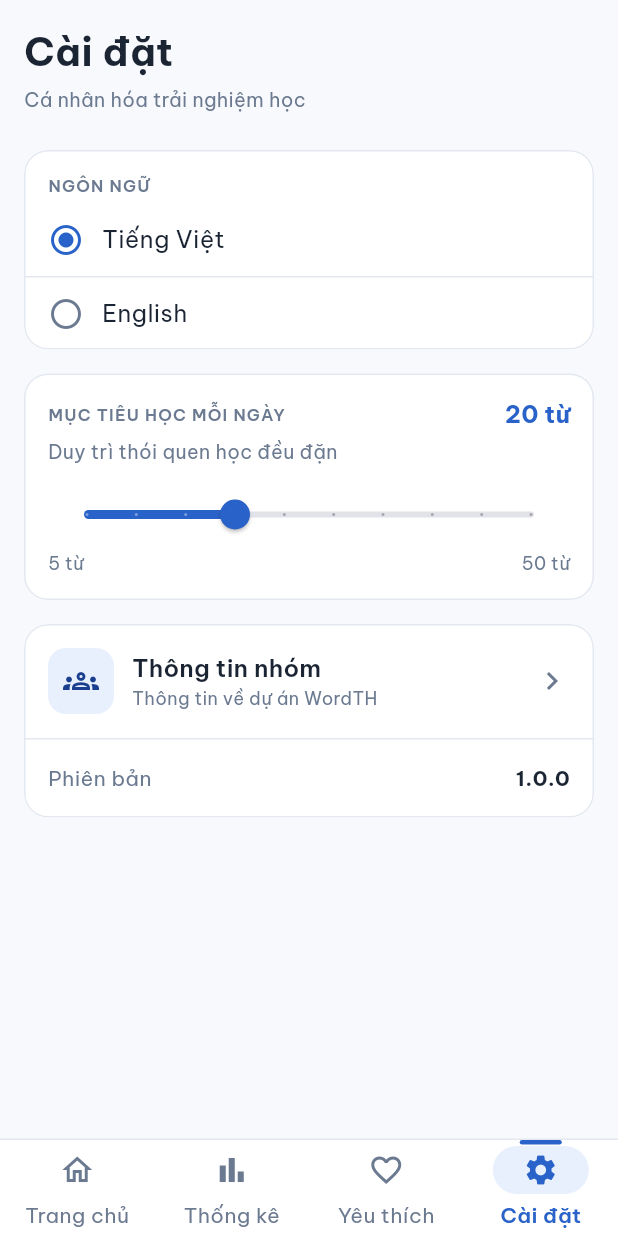
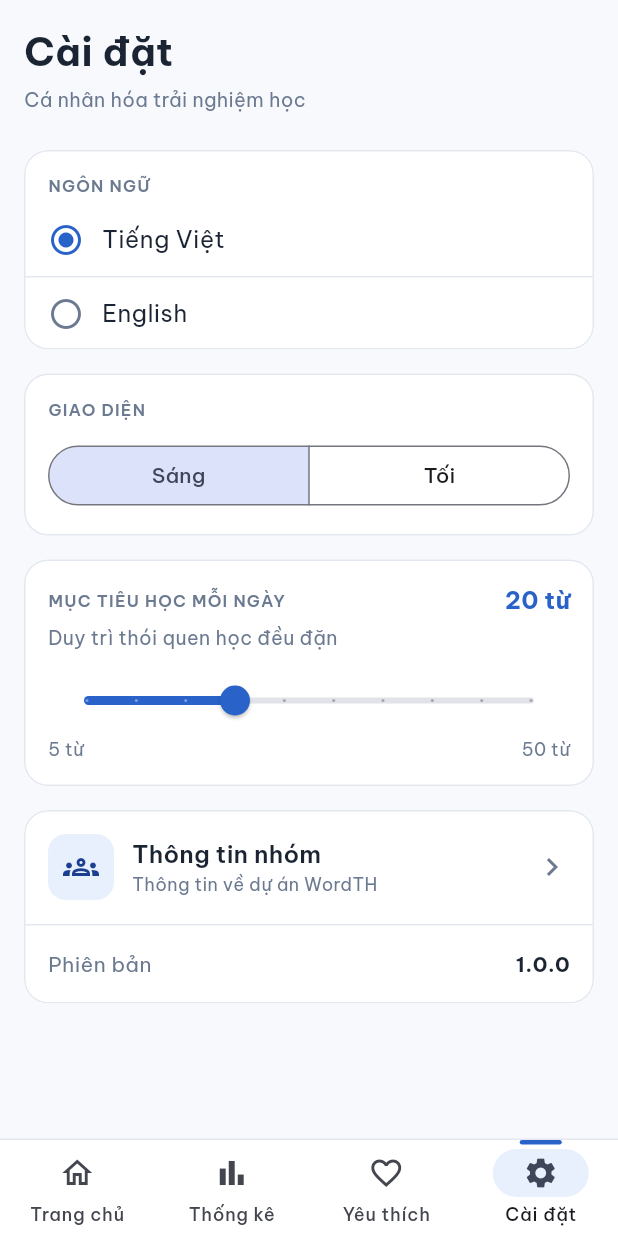
Before and after one commit to NguyenTrungHieu-23013003/2026_2027_1_1_LTTBDD_N01_Nhom_10, a Flutter app: the screen it shows after launch, item 4 of the bottom bar chosen, on a phone screen of 412 x 824 dp. Run offline on Flutter 3.47's test engine with Material 3 defaults, Android fonts, the phone set to English and light mode, and no system bars; our stand-ins replace fl_chart, flutter_svg.

Commit message:
thêm lựa chọn giao diện sáng tối

```diff
--- a/lib/app.dart
+++ b/lib/app.dart
@@ -1,7 +1,7 @@
 import 'package:flutter/material.dart';
 import 'package:provider/provider.dart';
 
-import 'core/theme/app_colors.dart';
+import 'core/theme/app_palette.dart';
 import 'core/theme/app_theme.dart';
 import 'l10n/app_localizations.dart';
 import 'providers/app_state.dart';
@@ -13,11 +13,14 @@ class WordThApp extends StatelessWidget {
   @override
   Widget build(BuildContext context) {
     final locale = context.select<AppState, Locale>((s) => s.locale);
+    final themeMode = context.select<AppState, ThemeMode>((s) => s.themeMode);
 
     return MaterialApp(
       title: 'WordTH',
       debugShowCheckedModeBanner: false,
       theme: AppTheme.light(),
+      darkTheme: AppTheme.dark(),
+      themeMode: themeMode,
       locale: locale,
       localizationsDelegates: AppLocalizations.localizationsDelegates,
       supportedLocales: AppLocalizations.supportedLocales,
@@ -25,7 +28,7 @@ class WordThApp extends StatelessWidget {
       builder: (context, child) {
         final size = MediaQuery.sizeOf(context);
         return ColoredBox(
-          color: AppColors.border,
+          color: context.colors.border,
           child: Center(
             child: SizedBox(
               width: size.width > 480 ? 480 : size.width,
--- a/lib/core/constants/app_info.dart
+++ b/lib/core/constants/app_info.dart
@@ -29,11 +29,11 @@ class AppInfo {
       email: '23013003@st.phenikaa-uni.edu.vn',
     ),
     Member(
-      fullName: 'Trần Thị B',
-      initials: 'TB',
-      studentId: '22123457',
+      fullName: 'Nguyễn Văn Hiệp',
+      initials: 'NVH',
+      studentId: '23010859',
       className: 'LTTBDD_N01',
-      email: '22123457@st.phenikaa-uni.edu.vn',
+      email: '23010859@st.phenikaa-uni.edu.vn',
     ),
   ];
 
--- /dev/null
+++ b/lib/core/theme/app_palette.dart
@@ -0,0 +1,84 @@
+import 'package:flutter/material.dart';
+
+/// Bộ màu thay đổi theo chế độ sáng hoặc tối.
+@immutable
+class AppPalette extends ThemeExtension<AppPalette> {
+  const AppPalette({
+    required this.background,
+    required this.surface,
+    required this.textPrimary,
+    required this.textSecondary,
+    required this.border,
+    required this.primaryLight,
+    required this.primaryDark,
+  });
+
+  final Color background;
+  final Color surface;
+  final Color textPrimary;
+  final Color textSecondary;
+  final Color border;
+  final Color primaryLight;
+  final Color primaryDark;
+
+  static const light = AppPalette(
+    background: Color(0xFFF7F9FC),
+    surface: Color(0xFFFFFFFF),
+    textPrimary: Color(0xFF1A2433),
+    textSecondary: Color(0xFF6B7A90),
+    border: Color(0xFFE3E8F0),
+    primaryLight: Color(0xFFE8F0FD),
+    primaryDark: Color(0xFF1B3F8F),
+  );
+
+  static const dark = AppPalette(
+    background: Color(0xFF0F1623),
+    surface: Color(0xFF1A2333),
+    textPrimary: Color(0xFFEAF0FA),
+    textSecondary: Color(0xFF9AA8BD),
+    border: Color(0xFF2A3548),
+    primaryLight: Color(0xFF1F3156),
+    primaryDark: Color(0xFFA9C4FF),
+  );
+
+  @override
+  AppPalette copyWith({
+    Color? background,
+    Color? surface,
+    Color? textPrimary,
+    Color? textSecondary,
+    Color? border,
+    Color? primaryLight,
+    Color? primaryDark,
+  }) {
+    return AppPalette(
+      background: background ?? this.background,
+      surface: surface ?? this.surface,
+      textPrimary: textPrimary ?? this.textPrimary,
+      textSecondary: textSecondary ?? this.textSecondary,
+      border: border ?? this.border,
+      primaryLight: primaryLight ?? this.primaryLight,
+      primaryDark: primaryDark ?? this.primaryDark,
+    );
+  }
+
+  @override
+  AppPalette lerp(ThemeExtension<AppPalette>? other, double t) {
+    if (other is! AppPalette) return this;
+    return AppPalette(
+      background: Color.lerp(background, other.background, t)!,
+      surface: Color.lerp(surface, other.surface, t)!,
+      textPrimary: Color.lerp(textPrimary, other.textPrimary, t)!,
+      textSecondary: Color.lerp(textSecondary, other.textSecondary, t)!,
+      border: Color.lerp(border, other.border, t)!,
+      primaryLight: Color.lerp(primaryLight, other.primaryLight, t)!,
+      primaryDark: Color.lerp(primaryDark, other.primaryDark, t)!,
+    );
+  }
+}
+
+/// Cách dùng trong màn hình: context.colors.surface, context.colors.border...
+extension AppPaletteContext on BuildContext {
+  AppPalette get colors =>
+      Theme.of(this).extension<AppPalette>() ?? AppPalette.light;
+}
--- a/lib/core/theme/app_theme.dart
+++ b/lib/core/theme/app_theme.dart
@@ -2,137 +2,106 @@ import 'package:flutter/material.dart';
 
 import '../constants/app_spacing.dart';
 import 'app_colors.dart';
+import 'app_palette.dart';
 
 class AppTheme {
   AppTheme._();
 
-  static ThemeData light() {
-    final pressOverlay = AppColors.primary.withValues(alpha: 0.12);
+  static ThemeData light() => _build(Brightness.light, AppPalette.light);
+
+  static ThemeData dark() => _build(Brightness.dark, AppPalette.dark);
+
+  static ThemeData _build(Brightness brightness, AppPalette palette) {
+    final isDark = brightness == Brightness.dark;
+
     final scheme = ColorScheme.fromSeed(
       seedColor: AppColors.primary,
-      primary: AppColors.primary,
+      brightness: brightness,
+      // Chế độ tối dùng xanh sáng hơn cho chữ và viền nút để dễ đọc.
+      primary: isDark ? const Color(0xFF6C9BFF) : AppColors.primary,
       secondary: AppColors.accent,
       error: AppColors.error,
-      surface: AppColors.surface,
+      surface: palette.surface,
     );
 
     final base = ThemeData(
       useMaterial3: true,
+      brightness: brightness,
       colorScheme: scheme,
       fontFamily: 'BeVietnamPro',
-      scaffoldBackgroundColor: AppColors.background,
+      scaffoldBackgroundColor: palette.background,
+      extensions: [palette],
     );
 
     return base.copyWith(
       textTheme: base.textTheme.apply(
-        bodyColor: AppColors.textPrimary,
-        displayColor: AppColors.textPrimary,
+        bodyColor: palette.textPrimary,
+        displayColor: palette.textPrimary,
       ),
-      appBarTheme: const AppBarTheme(
-        backgroundColor: AppColors.surface,
-        foregroundColor: AppColors.textPrimary,
+      appBarTheme: AppBarTheme(
+        backgroundColor: palette.surface,
+        foregroundColor: palette.textPrimary,
         elevation: 0,
         scrolledUnderElevation: 0,
         centerTitle: true,
       ),
       elevatedButtonTheme: ElevatedButtonThemeData(
-        style:
-            ElevatedButton.styleFrom(
-              backgroundColor: AppColors.primary,
-              foregroundColor: Colors.white,
-              minimumSize: const Size.fromHeight(52),
-              textStyle: const TextStyle(
-                fontSize: 16,
-                fontWeight: FontWeight.w600,
-              ),
-              animationDuration: const Duration(milliseconds: 140),
-              overlayColor: pressOverlay,
-              elevation: 2,
-              shape: RoundedRectangleBorder(
-                borderRadius: BorderRadius.circular(AppRadius.button),
-              ),
-            ).copyWith(
-              elevation: WidgetStateProperty.resolveWith<double>((states) {
-                if (states.contains(WidgetState.disabled) ||
-                    states.contains(WidgetState.pressed)) {
-                  return 0;
-                }
-                return states.contains(WidgetState.hovered) ? 4 : 2;
-              }),
-            ),
-      ),
-      outlinedButtonTheme: OutlinedButtonThemeData(
-        style: OutlinedButton.styleFrom(
-          foregroundColor: AppColors.primary,
-          minimumSize: const Size.fromHeight(48),
-          side: const BorderSide(color: AppColors.primary),
+        style: ElevatedButton.styleFrom(
+          backgroundColor: AppColors.primary,
+          foregroundColor: Colors.white,
+          minimumSize: const Size.fromHeight(52),
           textStyle: const TextStyle(fontSize: 16, fontWeight: FontWeight.w600),
-          animationDuration: const Duration(milliseconds: 140),
-          overlayColor: pressOverlay,
           shape: RoundedRectangleBorder(
             borderRadius: BorderRadius.circular(AppRadius.button),
           ),
         ),
       ),
-      textButtonTheme: TextButtonThemeData(
-        style: TextButton.styleFrom(
-          animationDuration: const Duration(milliseconds: 140),
-          overlayColor: pressOverlay,
-        ),
-      ),
-      iconButtonTheme: IconButtonThemeData(
-        style: IconButton.styleFrom(
-          animationDuration: const Duration(milliseconds: 140),
-          overlayColor: pressOverlay,
+      outlinedButtonTheme: OutlinedButtonThemeData(
+        style: OutlinedButton.styleFrom(
+          foregroundColor: scheme.primary,
+          minimumSize: const Size.fromHeight(48),
+          side: BorderSide(color: scheme.primary),
+          textStyle: const TextStyle(fontSize: 16, fontWeight: FontWeight.w600),
+          shape: RoundedRectangleBorder(
+            borderRadius: BorderRadius.circular(AppRadius.button),
+          ),
         ),
       ),
       cardTheme: CardThemeData(
-        color: AppColors.surface,
+        color: palette.surface,
         elevation: 0,
         margin: EdgeInsets.zero,
         shape: RoundedRectangleBorder(
           borderRadius: BorderRadius.circular(AppRadius.card),
-          side: const BorderSide(color: AppColors.border),
+          side: BorderSide(color: palette.border),
         ),
       ),
       inputDecorationTheme: InputDecorationTheme(
         filled: true,
-        fillColor: AppColors.surface,
+        fillColor: palette.surface,
         contentPadding: const EdgeInsets.symmetric(
           horizontal: AppSpacing.lg,
           vertical: AppSpacing.md,
         ),
         border: OutlineInputBorder(
           borderRadius: BorderRadius.circular(AppRadius.button),
-          borderSide: const BorderSide(color: AppColors.border),
+          borderSide: BorderSide(color: palette.border),
         ),
         enabledBorder: OutlineInputBorder(
           borderRadius: BorderRadius.circular(AppRadius.button),
-          borderSide: const BorderSide(color: AppColors.border),
+          borderSide: BorderSide(color: palette.border),
         ),
       ),
       navigationBarTheme: NavigationBarThemeData(
-        backgroundColor: AppColors.surface,
-        indicatorColor: AppColors.primaryLight,
+        backgroundColor: palette.surface,
+        indicatorColor: palette.primaryLight,
         height: 64,
         surfaceTintColor: Colors.transparent,
-        iconTheme: WidgetStateProperty.resolveWith<IconThemeData?>((states) {
-          return IconThemeData(
-            color: states.contains(WidgetState.selected)
-                ? AppColors.primary
-                : AppColors.textSecondary,
-          );
-        }),
-        labelTextStyle: WidgetStateProperty.resolveWith<TextStyle?>((states) {
-          return TextStyle(
-            color: states.contains(WidgetState.selected)
-                ? AppColors.primary
-                : AppColors.textSecondary,
-            fontWeight: states.contains(WidgetState.selected)
-                ? FontWeight.w600
-                : FontWeight.w400,
-          );
-        }),
+      ),
+      dividerTheme: DividerThemeData(color: palette.border),
+      bottomSheetTheme: BottomSheetThemeData(
+        backgroundColor: palette.surface,
+        surfaceTintColor: Colors.transparent,
       ),
     );
   }
--- a/lib/l10n/app_en.arb
+++ b/lib/l10n/app_en.arb
@@ -132,6 +132,9 @@
     }
   },
   "undo": "Undo",
+  "themeTitle": "Appearance",
+  "themeLight": "Light",
+  "themeDark": "Dark",
   "wordSetsTitle": "Word sets",
   "setsCount": "{count} sets",
   "@setsCount": {
--- a/lib/l10n/app_localizations.dart
+++ b/lib/l10n/app_localizations.dart
@@ -596,6 +596,24 @@ abstract class AppLocalizations {
   /// **'Hoàn tác'**
   String get undo;
 
+  /// No description provided for @themeTitle.
+  ///
+  /// In vi, this message translates to:
+  /// **'Giao diện'**
+  String get themeTitle;
+
+  /// No description provided for @themeLight.
+  ///
+  /// In vi, this message translates to:
+  /// **'Sáng'**
+  String get themeLight;
+
+  /// No description provided for @themeDark.
+  ///
+  /// In vi, this message translates to:
+  /// **'Tối'**
+  String get themeDark;
+
   /// No description provided for @wordSetsTitle.
   ///
   /// In vi, this message translates to:
--- a/lib/l10n/app_localizations_en.dart
+++ b/lib/l10n/app_localizations_en.dart
@@ -278,6 +278,15 @@ class AppLocalizationsEn extends AppLocalizations {
   String get undo => 'Undo';
 
   @override
+  String get themeTitle => 'Appearance';
+
+  @override
+  String get themeLight => 'Light';
+
+  @override
+  String get themeDark => 'Dark';
+
+  @override
   String get wordSetsTitle => 'Word sets';
 
   @override
--- a/lib/l10n/app_localizations_vi.dart
+++ b/lib/l10n/app_localizations_vi.dart
@@ -278,6 +278,15 @@ class AppLocalizationsVi extends AppLocalizations {
   String get undo => 'Hoàn tác';
 
   @override
+  String get themeTitle => 'Giao diện';
+
+  @override
+  String get themeLight => 'Sáng';
+
+  @override
+  String get themeDark => 'Tối';
+
+  @override
   String get wordSetsTitle => 'Bộ từ vựng';
 
   @override
--- a/lib/l10n/app_vi.arb
+++ b/lib/l10n/app_vi.arb
@@ -132,6 +132,9 @@
     }
   },
   "undo": "Hoàn tác",
+  "themeTitle": "Giao diện",
+  "themeLight": "Sáng",
+  "themeDark": "Tối",
   "wordSetsTitle": "Bộ từ vựng",
   "setsCount": "{count} bộ từ",
   "@setsCount": {
--- a/lib/providers/app_state.dart
+++ b/lib/providers/app_state.dart
@@ -22,6 +22,7 @@ class AppState extends ChangeNotifier {
 
   Locale _locale = const Locale('vi');
   int _dailyGoal = 20;
+  ThemeMode _themeMode = ThemeMode.light;
 
   // ---------- Cài đặt ----------
   Locale get locale => _locale;
@@ -36,6 +37,14 @@ class AppState extends ChangeNotifier {
 
   void setDailyGoal(int value) {
     _dailyGoal = value.clamp(5, 50);
+    notifyListeners();
+  }
+
+  ThemeMode get themeMode => _themeMode;
+
+  void setThemeMode(ThemeMode mode) {
+    if (mode == _themeMode) return;
+    _themeMode = mode;
     notifyListeners();
   }
 
--- a/lib/screens/settings_screen.dart
+++ b/lib/screens/settings_screen.dart
@@ -69,6 +69,48 @@ class SettingsScreen extends StatelessWidget {
                   onTap: () => state.setLocale(const Locale('en')),
                 ),
               ],
+            ),
+          ),
+          const SizedBox(height: AppSpacing.lg),
+
+          // ----- Giao diện sáng / tối -----
+          Card(
+            child: Padding(
+              padding: const EdgeInsets.all(AppSpacing.lg),
+              child: Column(
+                crossAxisAlignment: CrossAxisAlignment.start,
+                children: [
+                  Text(
+                    l10n.themeTitle.toUpperCase(),
+                    style: const TextStyle(
+                      fontSize: 11,
+                      fontWeight: FontWeight.w600,
+                      letterSpacing: 0.8,
+                      color: AppColors.textSecondary,
+                    ),
+                  ),
+                  const SizedBox(height: AppSpacing.md),
+                  SizedBox(
+                    width: double.infinity,
+                    child: SegmentedButton<ThemeMode>(
+                      showSelectedIcon: false,
+                      segments: [
+                        ButtonSegment(
+                          value: ThemeMode.light,
+                          label: Text(l10n.themeLight),
+                        ),
+                        ButtonSegment(
+                          value: ThemeMode.dark,
+                          label: Text(l10n.themeDark),
+                        ),
+                      ],
+                      selected: {state.themeMode},
+                      onSelectionChanged: (selection) =>
+                          state.setThemeMode(selection.first),
+                    ),
+                  ),
+                ],
+              ),
             ),
           ),
           const SizedBox(height: AppSpacing.lg),
```
